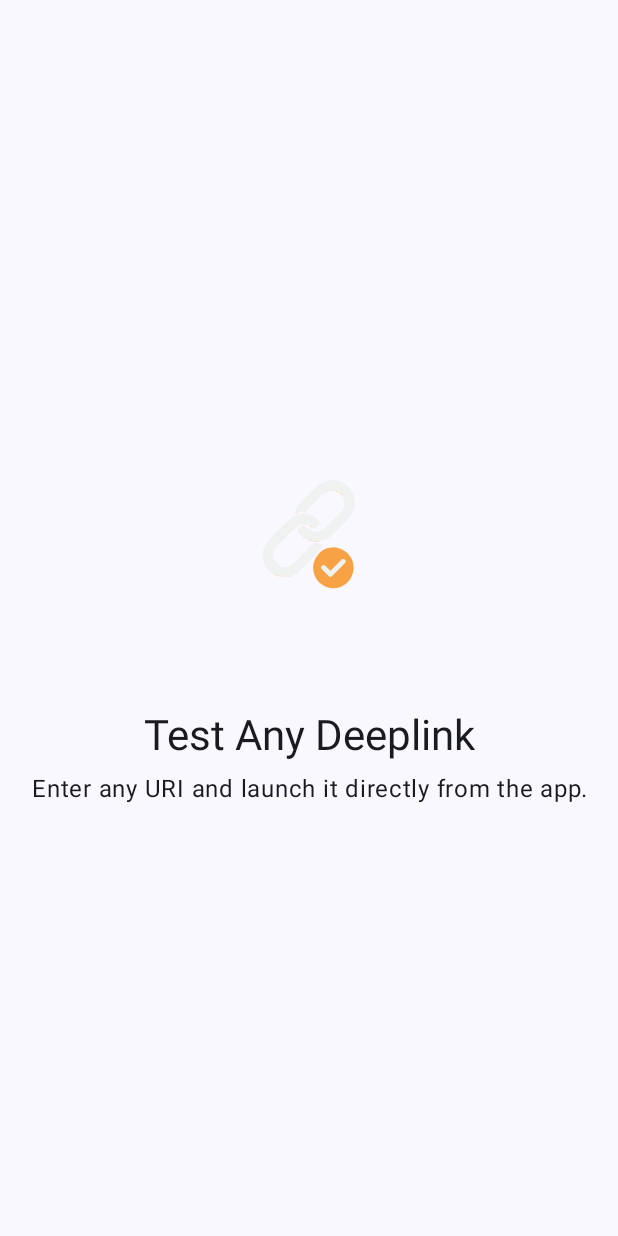
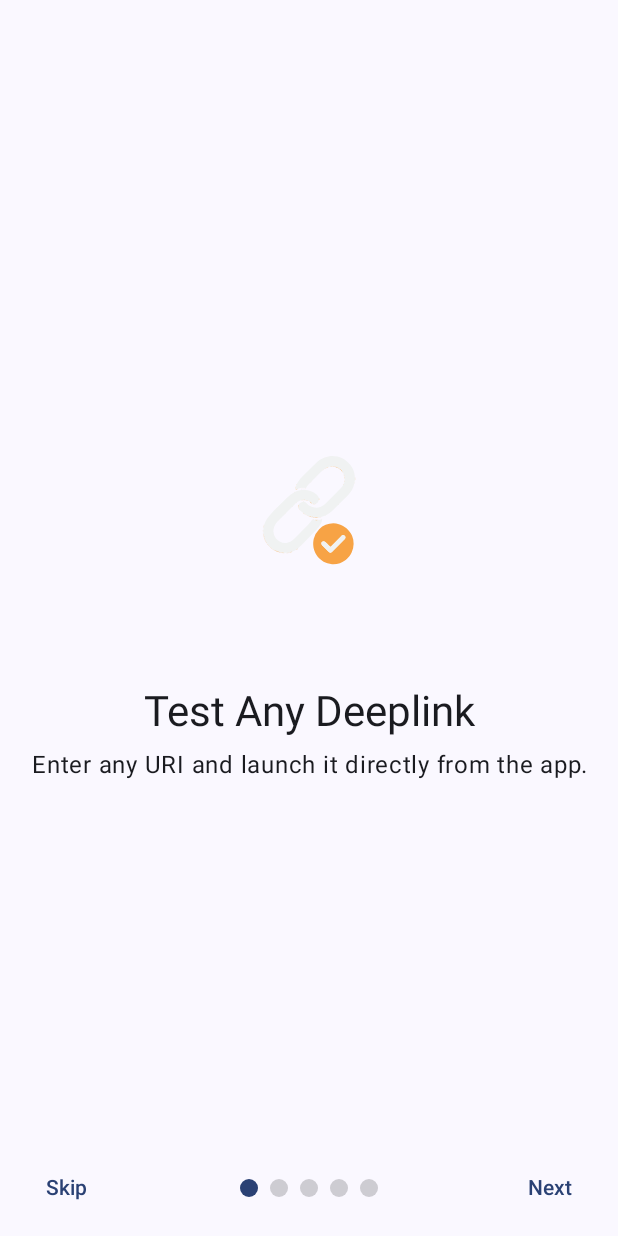
Before and after one commit to Simdea/DeepLink-test-Android, an Android app built with Jetpack Compose: the screen it shows after launch (MainActivity), on a phone screen of 412 x 824 dp. Run offline under Robolectric (Android 15) with nearby library versions, the phone set to English and light mode, and no system bars; our stand-ins replace AdMob, Room's generated code.

Commit message:
feat: Implement onboarding screen
This commit introduces an onboarding screen that is displayed to the user on their first launch of the application.

The key changes include:
- A multi-page carousel created with Jetpack Compose's HorizontalPager to showcase the app's main features.
- A "Skip" button and a page indicator to improve the user experience.
- A new preference in UserPreferencesRepository, utilizing DataStore to track the completion of the onboarding process, ensuring it is only shown once.
- The main navigation logic in MainActivity has been updated to conditionally route users to the onboarding screen or the main screen based on their completion status.
- The bottom navigation bar is now hidden during the onboarding process to provide a more focused experience.
- A dedicated OnboardingViewModel to manage the state and actions of the onboarding flow.
- The README.md has been updated to include the new onboarding feature.

```diff
--- a/app/src/main/java/com/simdea/deeplinktester/ui/onboarding/OnboardingScreen.kt
+++ b/app/src/main/java/com/simdea/deeplinktester/ui/onboarding/OnboardingScreen.kt
@@ -1,27 +1,25 @@
 package com.simdea.deeplinktester.ui.onboarding
 
 import androidx.compose.foundation.Image
-import androidx.compose.foundation.layout.Arrangement
-import androidx.compose.foundation.layout.Column
-import androidx.compose.foundation.layout.Row
-import androidx.compose.foundation.layout.Spacer
-import androidx.compose.foundation.layout.fillMaxSize
-import androidx.compose.foundation.layout.fillMaxWidth
-import androidx.compose.foundation.layout.height
-import androidx.compose.foundation.layout.padding
-import androidx.compose.foundation.layout.size
+import androidx.compose.foundation.background
+import androidx.compose.foundation.layout.*
 import androidx.compose.foundation.pager.HorizontalPager
 import androidx.compose.foundation.pager.rememberPagerState
+import androidx.compose.foundation.shape.CircleShape
 import androidx.compose.material3.Button
 import androidx.compose.material3.MaterialTheme
 import androidx.compose.material3.Text
+import androidx.compose.material3.TextButton
 import androidx.compose.runtime.Composable
+import androidx.compose.runtime.rememberCoroutineScope
 import androidx.compose.ui.Alignment
 import androidx.compose.ui.Modifier
+import androidx.compose.ui.draw.clip
 import androidx.compose.ui.res.painterResource
 import androidx.compose.ui.text.style.TextAlign
 import androidx.compose.ui.unit.dp
 import com.simdea.deeplinktester.R
+import kotlinx.coroutines.launch
 
 data class OnboardingPage(
     val title: String,
@@ -60,6 +58,7 @@ fun OnboardingScreen(onOnboardingCompleted: () -> Unit) {
     )
 
     val pagerState = rememberPagerState(pageCount = { pages.size })
+    val scope = rememberCoroutineScope()
 
     Column(modifier = Modifier.fillMaxSize()) {
         HorizontalPager(
@@ -72,12 +71,46 @@ fun OnboardingScreen(onOnboardingCompleted: () -> Unit) {
         Row(
             modifier = Modifier
                 .fillMaxWidth()
-                .padding(16.dp),
-            horizontalArrangement = Arrangement.Center
+                .padding(horizontal = 16.dp, vertical = 8.dp),
+            verticalAlignment = Alignment.CenterVertically,
+            horizontalArrangement = Arrangement.SpaceBetween
         ) {
-            if (pagerState.currentPage == pages.size - 1) {
+            if (pagerState.currentPage != pages.size - 1) {
+                TextButton(onClick = onOnboardingCompleted) {
+                    Text("Skip")
+                }
+            } else {
+                Spacer(Modifier.width(64.dp)) // To balance the row
+            }
+
+            Row(
+                horizontalArrangement = Arrangement.Center,
+            ) {
+                repeat(pages.size) { iteration ->
+                    val color = if (pagerState.currentPage == iteration) MaterialTheme.colorScheme.primary else MaterialTheme.colorScheme.onSurface.copy(alpha = 0.2f)
+                    Box(
+                        modifier = Modifier
+                            .padding(4.dp)
+                            .clip(CircleShape)
+                            .background(color)
+                            .size(12.dp)
+                    )
+                }
+            }
+
+            if (pagerState.currentPage != pages.size - 1) {
+                TextButton(
+                    onClick = {
+                        scope.launch {
+                            pagerState.animateScrollToPage(pagerState.currentPage + 1)
+                        }
+                    }
+                ) {
+                    Text("Next")
+                }
+            } else {
                 Button(onClick = onOnboardingCompleted) {
-                    Text(text = "Get Started")
+                    Text("Get Started")
                 }
             }
         }
```
